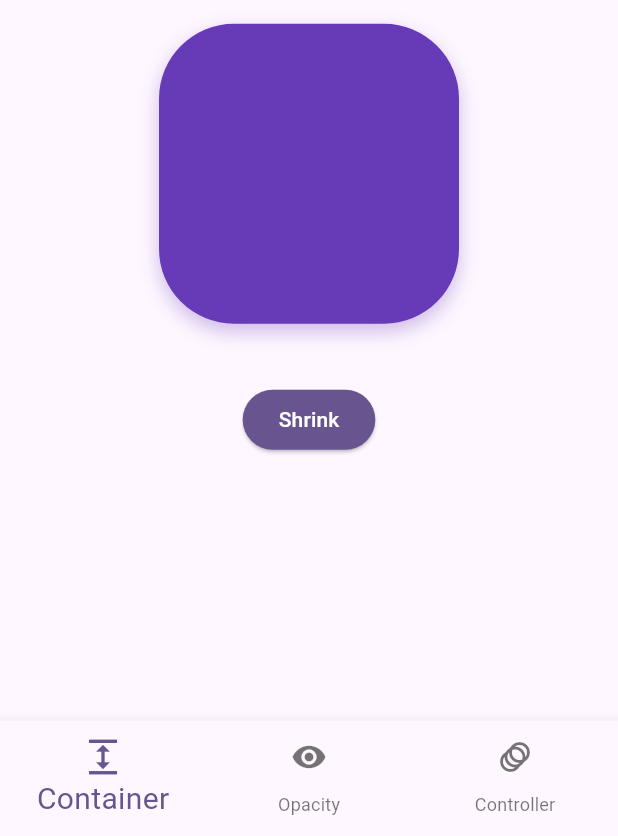
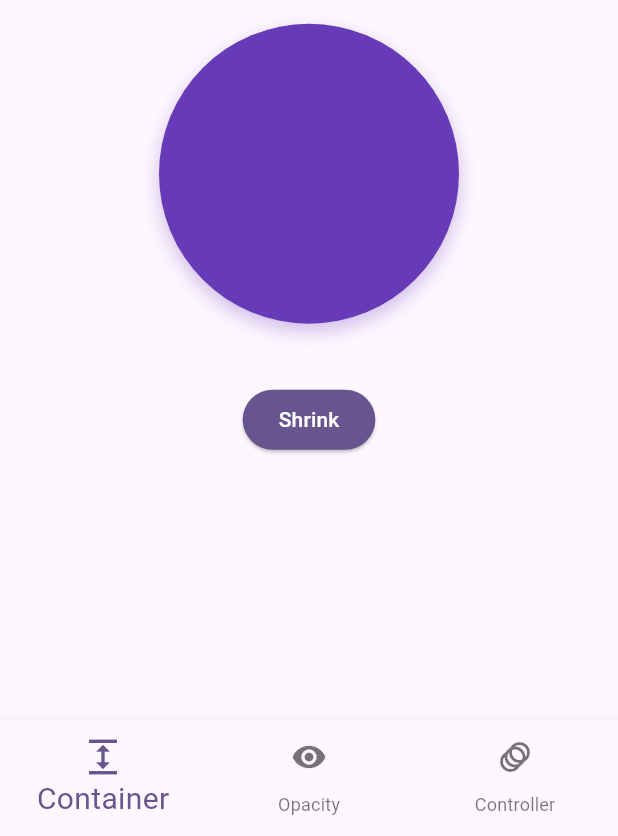
Before and after one commit to Cybogeek/Journal-App, a Flutter app: the screen it shows after launch, after a tap on "Expand", on a phone screen of 412 x 824 dp, the part 400-1236 px from its top. Run offline on Flutter 3.47's test engine with Material 3 defaults, Android fonts, the phone set to English and light mode, and no system bars; our stand-ins replace flutter_riverpod, shared_preferences.

Commit message:
ui update

```diff
--- a/animation_example/lib/screens/animatedcontainer_screen.dart
+++ b/animation_example/lib/screens/animatedcontainer_screen.dart
@@ -17,7 +17,7 @@ class _AnimatedcontainerScreenState extends State<AnimatedcontainerScreen> {
     setState(() {
       _isLarge = !_isLarge;
       _color = _isLarge ? Colors.deepPurple : Colors.blue;
-      _borderRadius = _isLarge ? 50 : 10;
+      _borderRadius = _isLarge ? 100 : 16;
     });
   }
 
--- a/animation_example/lib/screens/animatedopacity_screen.dart
+++ b/animation_example/lib/screens/animatedopacity_screen.dart
@@ -30,7 +30,7 @@ class _AnimatedopacityScreenState extends State<AnimatedopacityScreen> {
             ),
             SizedBox(height: 16),
             AnimatedOpacity(
-              opacity: _isVisible ? 1.0 : 0.0,
+              opacity: _isVisible ? 1.0 : 0.1,
               duration: const Duration(milliseconds: 600),
               curve: Curves.decelerate,
               child: Container(
```
Also changed, not shown: animation_example/lib/screens/animatedcontroller_screen.dart (+9 -5 lines).
